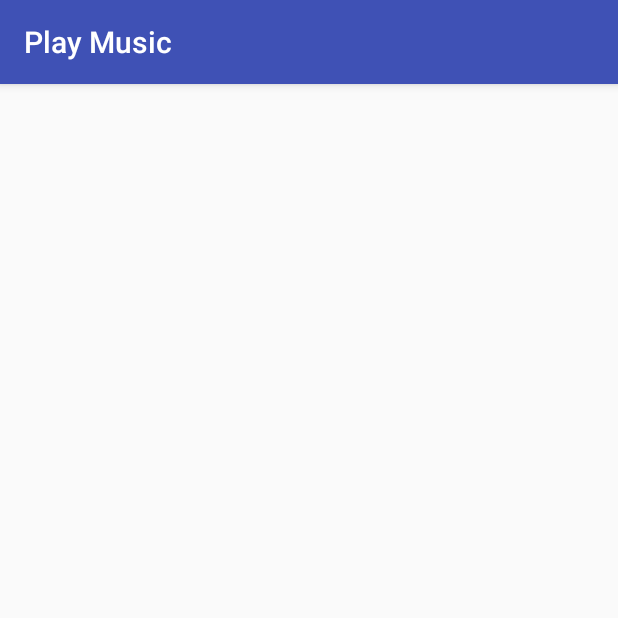
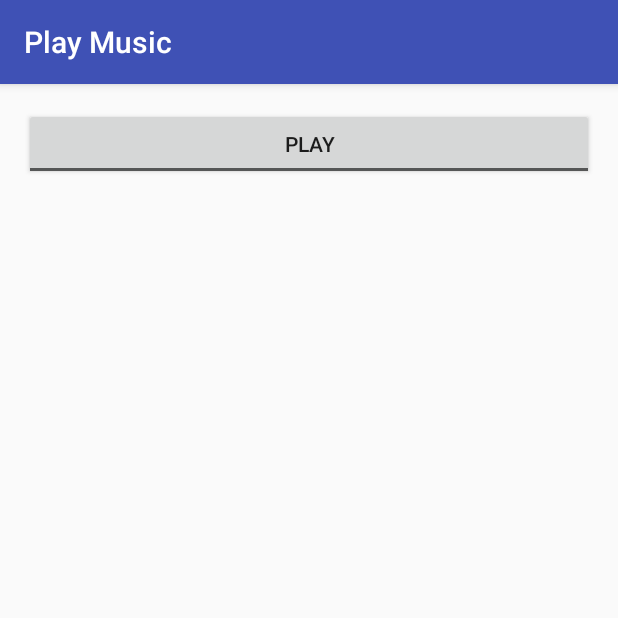
Before and after one commit to ginpei/AndroidUI, an Android app: the PlayMusicActivity screen opened directly, with no data from a screen before it, on a phone screen of 412 x 824 dp, the top half of it. Run offline under Robolectric (Android 15) with nearby library versions, the phone set to English and light mode, and no system bars.

Commit message:
play and pause from the button

```diff
--- a/app/src/main/java/info/ginpei/androidui/PlayMusicActivity.java
+++ b/app/src/main/java/info/ginpei/androidui/PlayMusicActivity.java
@@ -1,31 +1,52 @@
 package info.ginpei.androidui;
 
 import android.media.MediaPlayer;
+import android.os.Bundle;
 import android.support.v7.app.AppCompatActivity;
-import android.os.Bundle;
+import android.widget.CompoundButton;
+import android.widget.ToggleButton;
 
 public class PlayMusicActivity extends AppCompatActivity {
 
     private MediaPlayer mediaPlayer;
+    private ToggleButton playPauseToggleButton;
 
     @Override
     protected void onCreate(Bundle savedInstanceState) {
         super.onCreate(savedInstanceState);
         setContentView(R.layout.activity_play_music);
+
+        playPauseToggleButton = (ToggleButton) findViewById(R.id.button_playPause);
+
+        playPauseToggleButton.setOnCheckedChangeListener(new CompoundButton.OnCheckedChangeListener() {
+            @Override
+            public void onCheckedChanged(CompoundButton buttonView, boolean isChecked) {
+                if (isChecked) {
+                    play();
+                } else {
+                    pause();
+                }
+            }
+        });
+
         mediaPlayer = MediaPlayer.create(this, R.raw.music);
     }
 
     @Override
     protected void onResume() {
         super.onResume();
-
-        mediaPlayer.start();
     }
 
     @Override
     protected void onPause() {
         super.onPause();
+    }
 
-        mediaPlayer.stop();
+    private void play() {
+        mediaPlayer.start();
+    }
+
+    private void pause() {
+        mediaPlayer.pause();
     }
 }
--- a/app/src/main/res/layout/activity_play_music.xml
+++ b/app/src/main/res/layout/activity_play_music.xml
@@ -4,11 +4,17 @@
     android:id="@+id/activity_play_music"
     android:layout_width="match_parent"
     android:layout_height="match_parent"
+    android:orientation="vertical"
     android:paddingBottom="@dimen/activity_vertical_margin"
     android:paddingLeft="@dimen/activity_horizontal_margin"
     android:paddingRight="@dimen/activity_horizontal_margin"
     android:paddingTop="@dimen/activity_vertical_margin"
-    tools:context="info.ginpei.androidui.PlayMusicActivity"
-    android:orientation="vertical">
+    tools:context="info.ginpei.androidui.PlayMusicActivity">
 
+    <ToggleButton
+        android:id="@+id/button_playPause"
+        android:layout_width="match_parent"
+        android:layout_height="wrap_content"
+        android:textOff="Play"
+        android:textOn="Pause" />
 </LinearLayout>
```
